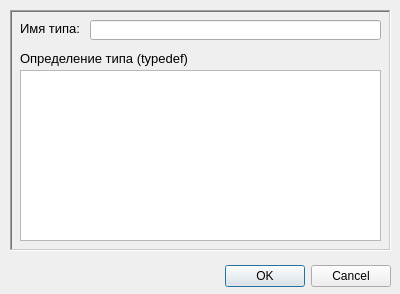
The window that RC/qdatatypeeditor.ui (graf-abolmasov/PGraph) describes before a commit, drawn with Qt 5.
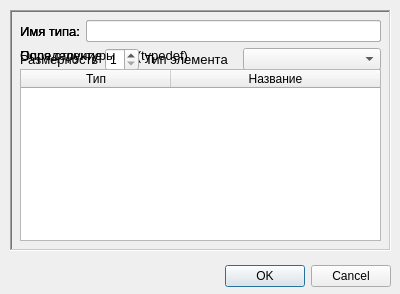
The same window after the commit. Icons and pictures are not drawn.

Patch:
```diff
--- a/RC/qdatatypeeditor.ui
+++ b/RC/qdatatypeeditor.ui
@@ -60,82 +60,319 @@
    <property name="frameShadow">
     <enum>QFrame::Sunken</enum>
    </property>
-   <widget class="QLabel" name="typeNameLbl">
+   <widget class="QWidget" name="layoutWidget">
     <property name="geometry">
      <rect>
       <x>10</x>
       <y>10</y>
-      <width>59</width>
-      <height>16</height>
+      <width>361</width>
+      <height>221</height>
      </rect>
     </property>
-    <property name="font">
-     <font>
-      <pointsize>10</pointsize>
-     </font>
-    </property>
-    <property name="text">
-     <string>Имя типа:</string>
-    </property>
-    <property name="buddy">
-     <cstring>typeNameEdt</cstring>
-    </property>
+    <layout class="QVBoxLayout" name="verticalLayout_3">
+     <item>
+      <layout class="QHBoxLayout" name="horizontalLayout_6">
+       <item>
+        <widget class="QLabel" name="simpTypeNameLbl">
+         <property name="font">
+          <font>
+           <pointsize>10</pointsize>
+          </font>
+         </property>
+         <property name="text">
+          <string>Имя типа:</string>
+         </property>
+         <property name="buddy">
+          <cstring>simpTypeNameEdt</cstring>
+         </property>
+        </widget>
+       </item>
+       <item>
+        <widget class="QLineEdit" name="simpTypeNameEdt">
+         <property name="focusPolicy">
+          <enum>Qt::StrongFocus</enum>
+         </property>
+         <property name="readOnly">
+          <bool>false</bool>
+         </property>
+        </widget>
+       </item>
+      </layout>
+     </item>
+     <item>
+      <widget class="QLabel" name="simpTypedefLbl">
+       <property name="font">
+        <font>
+         <pointsize>10</pointsize>
+        </font>
+       </property>
+       <property name="text">
+        <string>Определение типа (typedef)</string>
+       </property>
+       <property name="buddy">
+        <cstring>simpTypedefTxtEdt</cstring>
+       </property>
+      </widget>
+     </item>
+     <item>
+      <widget class="QPlainTextEdit" name="simpTypedefTxtEdt">
+       <property name="focusPolicy">
+        <enum>Qt::StrongFocus</enum>
+       </property>
+       <property name="tabChangesFocus">
+        <bool>true</bool>
+       </property>
+       <property name="backgroundVisible">
+        <bool>false</bool>
+       </property>
+      </widget>
+     </item>
+    </layout>
    </widget>
-   <widget class="QLineEdit" name="typeNameEdt">
+  </widget>
+  <widget class="QFrame" name="ArrType">
+   <property name="geometry">
+    <rect>
+     <x>10</x>
+     <y>10</y>
+     <width>381</width>
+     <height>241</height>
+    </rect>
+   </property>
+   <property name="frameShape">
+    <enum>QFrame::WinPanel</enum>
+   </property>
+   <property name="frameShadow">
+    <enum>QFrame::Sunken</enum>
+   </property>
+   <widget class="QWidget" name="layoutWidget">
     <property name="geometry">
      <rect>
-      <x>80</x>
+      <x>10</x>
       <y>10</y>
-      <width>291</width>
-      <height>20</height>
+      <width>361</width>
+      <height>221</height>
      </rect>
     </property>
-    <property name="focusPolicy">
-     <enum>Qt::StrongFocus</enum>
-    </property>
-    <property name="readOnly">
-     <bool>false</bool>
-    </property>
+    <layout class="QVBoxLayout" name="verticalLayout">
+     <property name="sizeConstraint">
+      <enum>QLayout::SetMaximumSize</enum>
+     </property>
+     <item>
+      <layout class="QHBoxLayout" name="horizontalLayout">
+       <item>
+        <widget class="QLabel" name="arrTypeNameLbl">
+         <property name="font">
+          <font>
+           <pointsize>10</pointsize>
+          </font>
+         </property>
+         <property name="text">
+          <string>Имя типа:</string>
+         </property>
+         <property name="buddy">
+          <cstring>simpTypeNameEdt</cstring>
+         </property>
+        </widget>
+       </item>
+       <item>
+        <widget class="QLineEdit" name="arrTypeNameEdt">
+         <property name="focusPolicy">
+          <enum>Qt::StrongFocus</enum>
+         </property>
+         <property name="readOnly">
+          <bool>false</bool>
+         </property>
+        </widget>
+       </item>
+      </layout>
+     </item>
+     <item>
+      <layout class="QHBoxLayout" name="horizontalLayout_4" stretch="30,70">
+       <item>
+        <layout class="QHBoxLayout" name="horizontalLayout_2">
+         <item>
+          <widget class="QLabel" name="arrDimensionLbl">
+           <property name="font">
+            <font>
+             <pointsize>10</pointsize>
+            </font>
+           </property>
+           <property name="text">
+            <string>Размерность</string>
+           </property>
+          </widget>
+         </item>
+         <item>
+          <widget class="QSpinBox" name="arrDimensionSpnBox">
+           <property name="minimum">
+            <number>1</number>
+           </property>
+           <property name="maximum">
+            <number>7</number>
+           </property>
+          </widget>
+         </item>
+        </layout>
+       </item>
+       <item>
+        <layout class="QHBoxLayout" name="horizontalLayout_3" stretch="40,60">
+         <item>
+          <widget class="QLabel" name="arrItemTypeLbl">
+           <property name="font">
+            <font>
+             <pointsize>10</pointsize>
+            </font>
+           </property>
+           <property name="layoutDirection">
+            <enum>Qt::RightToLeft</enum>
+           </property>
+           <property name="text">
+            <string>Тип элемента</string>
+           </property>
+          </widget>
+         </item>
+         <item>
+          <widget class="QComboBox" name="arrItemTypeCmbBox"/>
+         </item>
+        </layout>
+       </item>
+      </layout>
+     </item>
+     <item>
+      <widget class="QLabel" name="arrItemCountLbl">
+       <property name="font">
+        <font>
+         <pointsize>10</pointsize>
+        </font>
+       </property>
+       <property name="text">
+        <string>Количество элементов</string>
+       </property>
+      </widget>
+     </item>
+     <item>
+      <widget class="QTableWidget" name="arrItemsCountTable">
+       <property name="columnCount">
+        <number>2</number>
+       </property>
+       <attribute name="horizontalHeaderDefaultSectionSize">
+        <number>80</number>
+       </attribute>
+       <attribute name="horizontalHeaderStretchLastSection">
+        <bool>true</bool>
+       </attribute>
+       <attribute name="verticalHeaderDefaultSectionSize">
+        <number>22</number>
+       </attribute>
+       <column>
+        <property name="text">
+         <string>Индекс</string>
+        </property>
+       </column>
+       <column>
+        <property name="text">
+         <string>Количество элементов</string>
+        </property>
+       </column>
+      </widget>
+     </item>
+    </layout>
    </widget>
-   <widget class="QLabel" name="typedefLbl">
+  </widget>
+  <widget class="QFrame" name="StructType">
+   <property name="geometry">
+    <rect>
+     <x>10</x>
+     <y>10</y>
+     <width>381</width>
+     <height>241</height>
+    </rect>
+   </property>
+   <property name="frameShape">
+    <enum>QFrame::WinPanel</enum>
+   </property>
+   <property name="frameShadow">
+    <enum>QFrame::Sunken</enum>
+   </property>
+   <widget class="QWidget" name="layoutWidget">
     <property name="geometry">
      <rect>
       <x>10</x>
-      <y>40</y>
-      <width>167</width>
-      <height>16</height>
-     </rect>
-    </property>
-    <property name="font">
-     <font>
-      <pointsize>10</pointsize>
-     </font>
-    </property>
-    <property name="text">
-     <string>Определение типа (typedef)</string>
-    </property>
-    <property name="buddy">
-     <cstring>typedefTxtEdt</cstring>
-    </property>
-   </widget>
-   <widget class="QPlainTextEdit" name="typedefTxtEdt">
-    <property name="geometry">
-     <rect>
-      <x>10</x>
-      <y>60</y>
+      <y>10</y>
       <width>361</width>
-      <height>171</height>
+      <height>221</height>
      </rect>
     </property>
-    <property name="focusPolicy">
-     <enum>Qt::StrongFocus</enum>
-    </property>
-    <property name="tabChangesFocus">
-     <bool>true</bool>
-    </property>
-    <property name="backgroundVisible">
-     <bool>false</bool>
-    </property>
+    <layout class="QVBoxLayout" name="verticalLayout_2">
+     <property name="sizeConstraint">
+      <enum>QLayout::SetMaximumSize</enum>
+     </property>
+     <item>
+      <layout class="QHBoxLayout" name="horizontalLayout_5">
+       <item>
+        <widget class="QLabel" name="structTypeNameLbl">
+         <property name="font">
+          <font>
+           <pointsize>10</pointsize>
+          </font>
+         </property>
+         <property name="text">
+          <string>Имя типа:</string>
+         </property>
+         <property name="buddy">
+          <cstring>simpTypeNameEdt</cstring>
+         </property>
+        </widget>
+       </item>
+       <item>
+        <widget class="QLineEdit" name="structTypeNameEdt">
+         <property name="focusPolicy">
+          <enum>Qt::StrongFocus</enum>
+         </property>
+         <property name="readOnly">
+          <bool>false</bool>
+         </property>
+        </widget>
+       </item>
+      </layout>
+     </item>
+     <item>
+      <widget class="QLabel" name="structFieldLbl">
+       <property name="font">
+        <font>
+         <pointsize>10</pointsize>
+        </font>
+       </property>
+       <property name="text">
+        <string>Поля структуры</string>
+       </property>
+      </widget>
+     </item>
+     <item>
+      <widget class="QTableWidget" name="structFieldsTable">
+       <attribute name="horizontalHeaderDefaultSectionSize">
+        <number>150</number>
+       </attribute>
+       <attribute name="horizontalHeaderStretchLastSection">
+        <bool>true</bool>
+       </attribute>
+       <attribute name="verticalHeaderDefaultSectionSize">
+        <number>22</number>
+       </attribute>
+       <column>
+        <property name="text">
+         <string>Тип</string>
+        </property>
+       </column>
+       <column>
+        <property name="text">
+         <string>Название</string>
+        </property>
+       </column>
+      </widget>
+     </item>
+    </layout>
    </widget>
   </widget>
  </widget>
```
Left out of the diff: 8 changed lines with no effect on the pictures.
